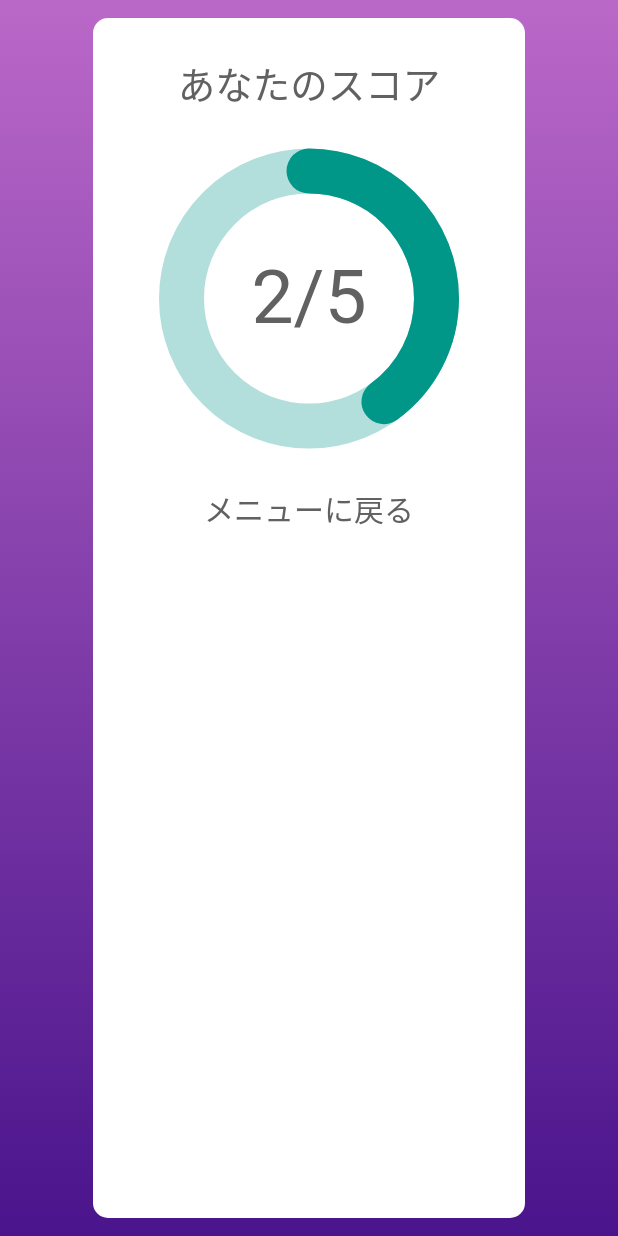
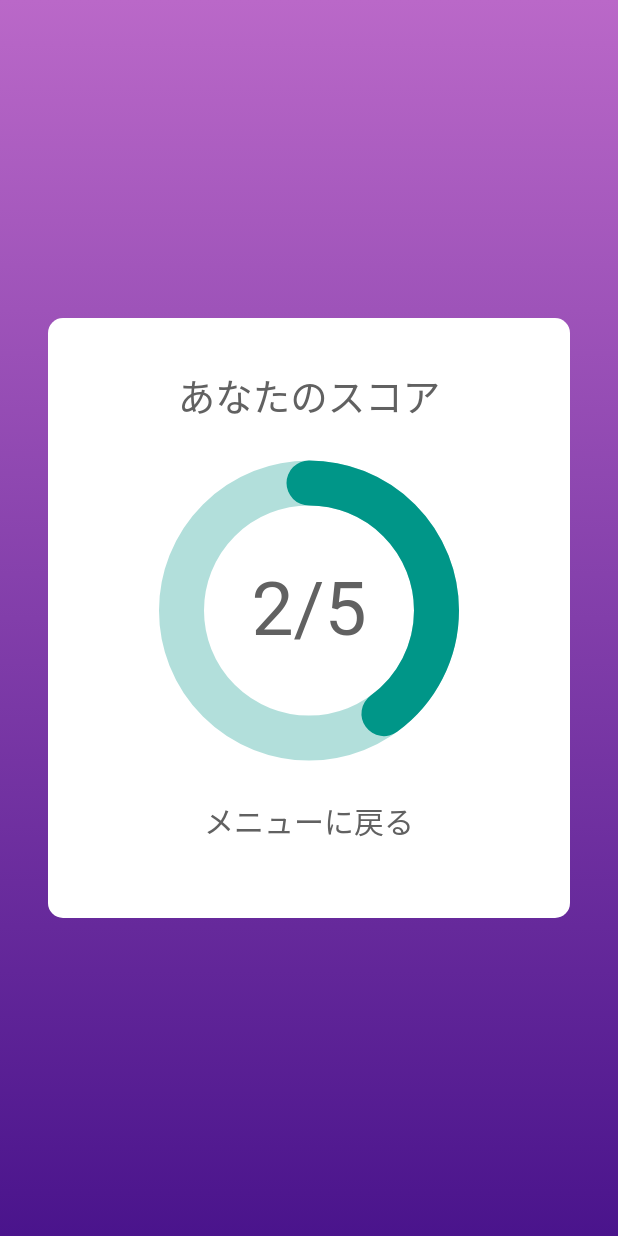
Before and after one commit to norifumi92/hotnewsquiz, a Flutter app: the ScorePage screen opened directly, on a phone screen of 412 x 824 dp. Run offline on Flutter 3.47's test engine with Material 2 defaults, Android fonts, the phone set to English and light mode, and no system bars; drawn by our look-alikes of percent_indicator; our stand-ins replace cloud_firestore, firebase_core, get; accounts and stored records are empty; generated files the repository leaves out were written again.

Commit message:
show the score page when time is up.

```diff
--- a/lib/controllers/quiz_controller.dart
+++ b/lib/controllers/quiz_controller.dart
@@ -34,4 +34,9 @@ class QuizController extends GetxController {
       Get.to(ScorePage());
     }
   }
+
+  //define method for timeup event
+  void timeUp() {
+    Get.to(ScorePage());
+  }
 }
--- a/lib/pages/quiz_page.dart
+++ b/lib/pages/quiz_page.dart
@@ -14,11 +14,13 @@ class QuizPage extends StatefulWidget {
 }
 
 class _QuizPageState extends State<QuizPage> {
+  final QuizController quizController = Get.put(QuizController());
   List<Question> questions = [];
 
   @override
   void initState() {
     super.initState();
+
     //load quizzes from question controller. initState is called only once.
     // _loadQuestions(); -- This does not work because initState cannot wait for the response
 
@@ -51,6 +53,8 @@ class _QuizPageState extends State<QuizPage> {
         } else {
           timer.cancel();
           _isSelected = true;
+          //Call timeup in QuizController
+          quizController.timeUp();
         }
       });
     });
--- a/lib/pages/score_page.dart
+++ b/lib/pages/score_page.dart
@@ -25,8 +25,11 @@ class _ScorePageState extends State<ScorePage> {
           end: Alignment.bottomCenter,
           colors: [Colors.purple.shade300, Colors.purple.shade900],
         )),
+        child: Align(
           child: Container(
-          margin: EdgeInsets.symmetric(horizontal: 50),
+            padding: const EdgeInsets.all(8.0),
+            margin: const EdgeInsets.symmetric(horizontal: 20),
+            height: 400,
             decoration: BoxDecoration(
               color: Colors.white,
               borderRadius: BorderRadius.circular(10),
@@ -35,7 +38,8 @@ class _ScorePageState extends State<ScorePage> {
               children: [
                 const SizedBox(height: 25),
                 Text("あなたのスコア",
-                  style: TextStyle(color: Colors.grey.shade700, fontSize: 25)),
+                    style:
+                        TextStyle(color: Colors.grey.shade700, fontSize: 25)),
                 const SizedBox(height: 25),
                 Center(
                   child: CircularPercentIndicator(
@@ -47,8 +51,8 @@ class _ScorePageState extends State<ScorePage> {
                     backgroundColor: Colors.teal.shade100,
                     circularStrokeCap: CircularStrokeCap.round,
                     center: Text("2/5",
-                      style:
-                          TextStyle(fontSize: 50, color: Colors.grey.shade700)),
+                        style: TextStyle(
+                            fontSize: 50, color: Colors.grey.shade700)),
                   ),
                 ),
                 const SizedBox(height: 25),
@@ -67,8 +71,9 @@ class _ScorePageState extends State<ScorePage> {
                   child: Text("メニューに戻る",
                       style:
                           TextStyle(color: Colors.grey.shade700, fontSize: 20)),
-              )
+                ),
               ],
+            ),
           ),
         ),
       ),
```
Lines whose indentation alone changed are shown as unchanged.
